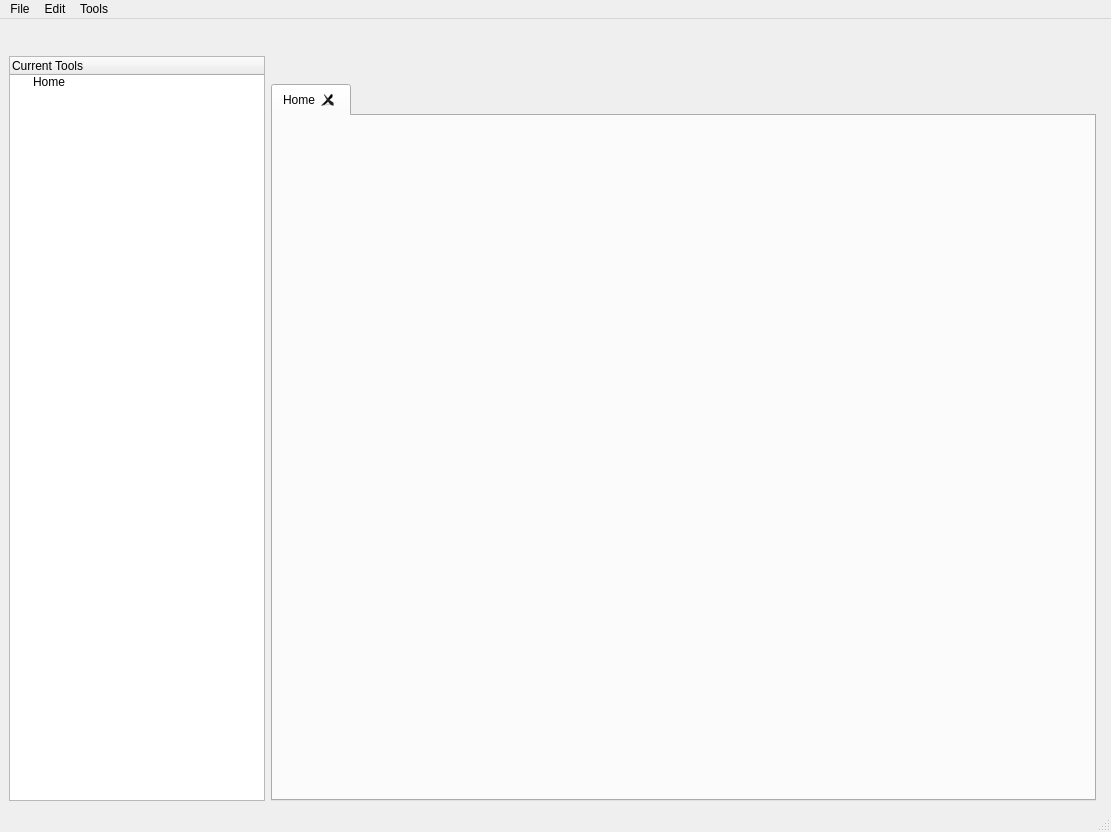
Qt form mainwindow.ui (ganelonhb/QDMSuite) before a commit.
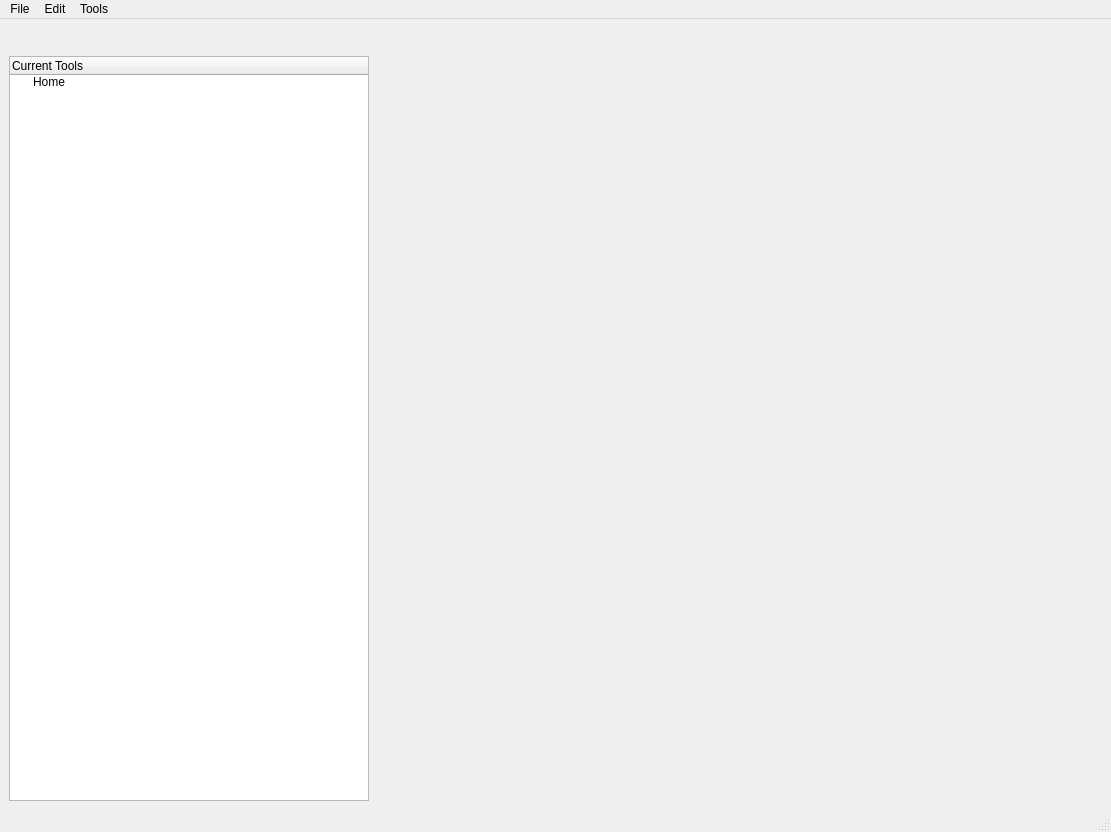
The same form after that commit. Icons and pictures are not drawn. Custom widgets are drawn as their Qt base class.

Commit message: split tab widget, currently crashes

Patch:
```diff
--- a/mainwindow.ui
+++ b/mainwindow.ui
@@ -24,64 +24,40 @@
       <item>
        <layout class="QHBoxLayout" name="horizontalLayout_5">
         <item>
-         <spacer name="horizontalSpacer_2">
-          <property name="orientation">
-           <enum>Qt::Orientation::Horizontal</enum>
-          </property>
-          <property name="sizeHint" stdset="0">
-           <size>
-            <width>40</width>
-            <height>20</height>
-           </size>
-          </property>
-         </spacer>
+         <widget class="SplitTabsWidget" name="splitTabWidget" native="true">
+          <layout class="QGridLayout" name="gridLayout_4"/>
+         </widget>
         </item>
         <item>
-         <widget class="QPushButton" name="splitTabPushButton">
-          <property name="text">
-           <string/>
-          </property>
-          <property name="icon">
-           <iconset theme="QIcon::ThemeIcon::WindowNew"/>
-          </property>
-          <property name="flat">
-           <bool>true</bool>
-          </property>
-         </widget>
-        </item>
-       </layout>
-      </item>
-      <item>
-       <layout class="QGridLayout" name="gridLayout_4">
-        <item row="0" column="0">
-         <widget class="QTabWidget" name="tabWidget">
-          <property name="tabPosition">
-           <enum>QTabWidget::TabPosition::North</enum>
-          </property>
-          <property name="tabShape">
-           <enum>QTabWidget::TabShape::Rounded</enum>
-          </property>
-          <property name="currentIndex">
-           <number>0</number>
-          </property>
-          <property name="elideMode">
-           <enum>Qt::TextElideMode::ElideNone</enum>
-          </property>
-          <property name="documentMode">
-           <bool>false</bool>
-          </property>
-          <property name="tabsClosable">
-           <bool>true</bool>
-          </property>
-          <property name="movable">
-           <bool>true</bool>
-          </property>
-          <widget class="QWidget" name="homeTab">
-           <attribute name="title">
-            <string>Home</string>
-           </attribute>
-          </widget>
-         </widget>
+         <layout class="QVBoxLayout" name="tabSplitButtonLayout">
+          <item>
+           <widget class="ClickMenuPushButton" name="splitTabPushButton">
+            <property name="text">
+             <string/>
+            </property>
+            <property name="icon">
+             <iconset resource="res.qrc">
+              <normaloff>:/ui/icons/symbolic-dark/split-tabs.svg</normaloff>:/ui/icons/symbolic-dark/split-tabs.svg</iconset>
+            </property>
+            <property name="flat">
+             <bool>true</bool>
+            </property>
+           </widget>
+          </item>
+          <item>
+           <spacer name="verticalSpacer">
+            <property name="orientation">
+             <enum>Qt::Orientation::Vertical</enum>
+            </property>
+            <property name="sizeHint" stdset="0">
+             <size>
+              <width>20</width>
+              <height>40</height>
+             </size>
+            </property>
+           </spacer>
+          </item>
+         </layout>
         </item>
        </layout>
       </item>
@@ -226,6 +202,17 @@
    <extends>QPushButton</extends>
    <header>contextmenupushbutton.h</header>
   </customwidget>
+  <customwidget>
+   <class>SplitTabsWidget</class>
+   <extends>QWidget</extends>
+   <header>splittabswidget.h</header>
+   <container>1</container>
+  </customwidget>
+  <customwidget>
+   <class>ClickMenuPushButton</class>
+   <extends>QPushButton</extends>
+   <header>clickmenupushbutton.h</header>
+  </customwidget>
  </customwidgets>
  <resources>
   <include location="res.qrc"/>
```
Left out of the diff: 4 changed lines with no effect on the pictures. The commit also changes 15 other files.
